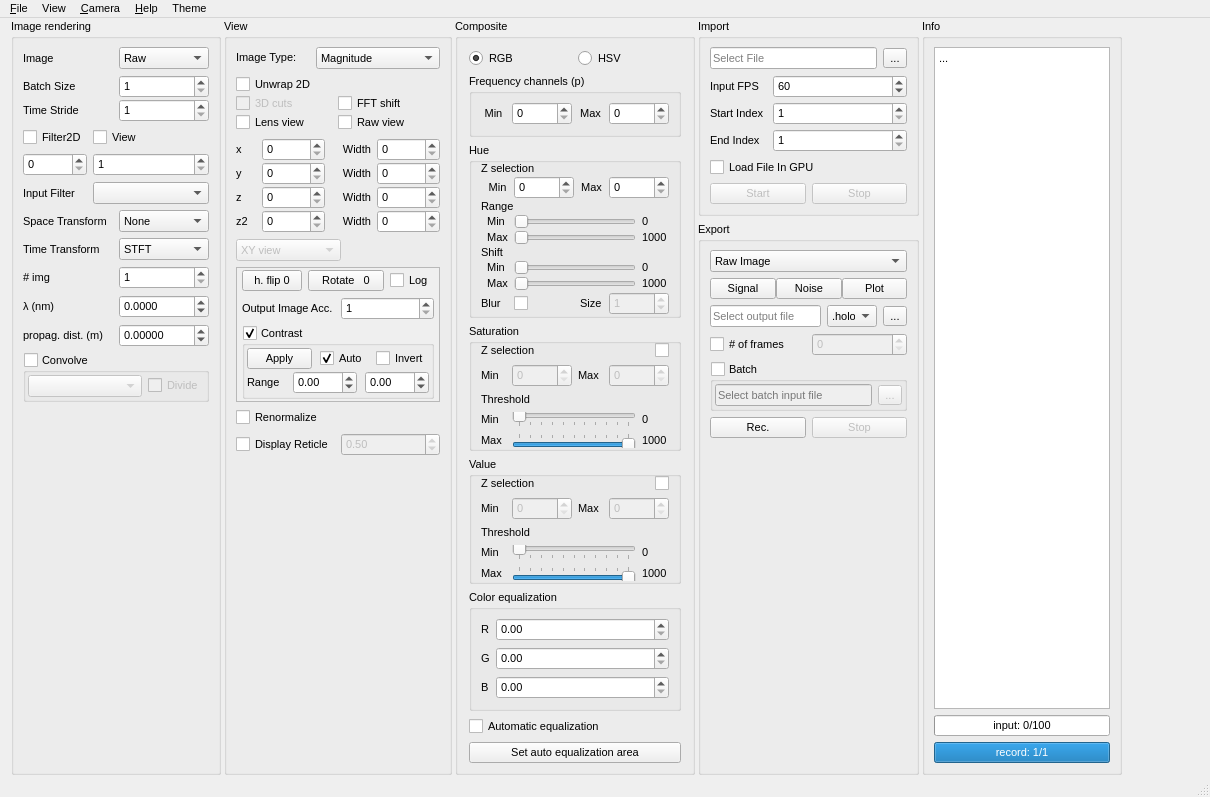
The window that Holovibes/mainwindow.ui (DigitalHolography/Holovibes) describes before a commit, drawn with Qt 5.
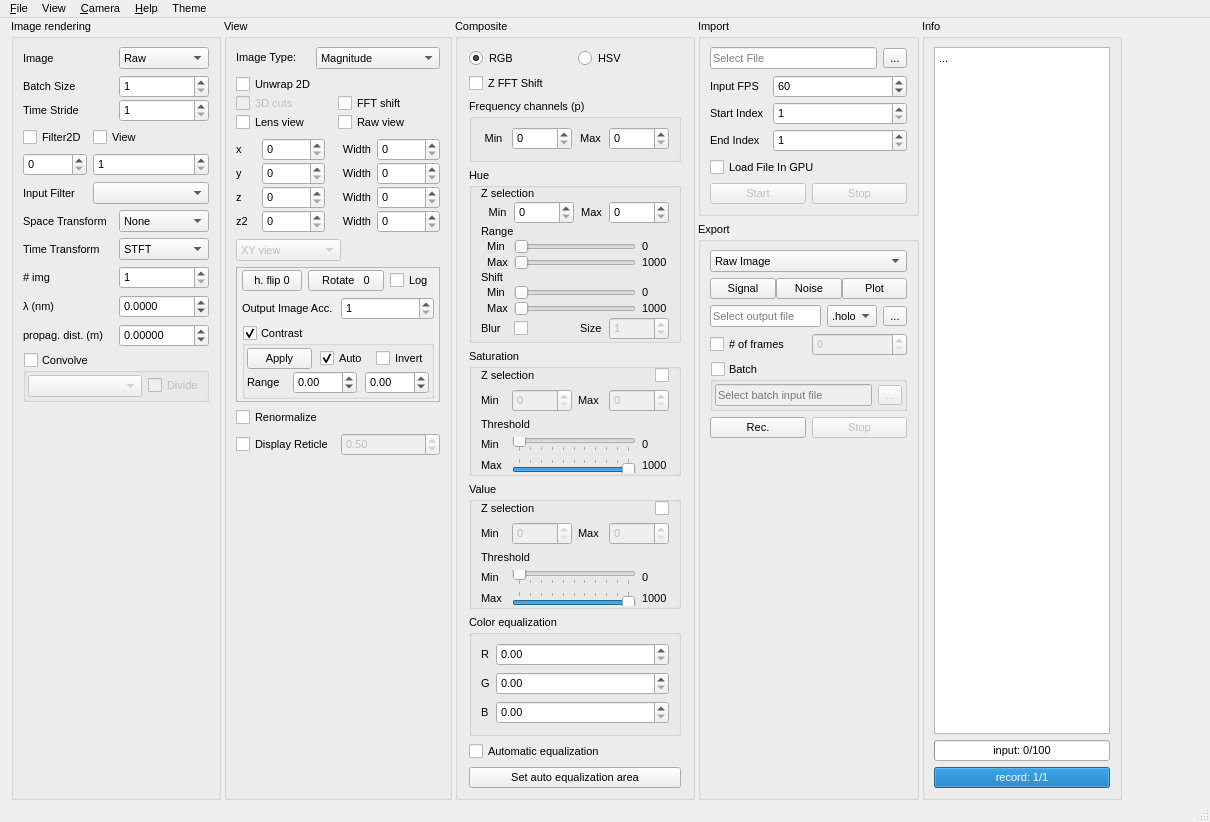
The same window after the commit. Custom widgets are drawn as their Qt base class.

Commit message: add the z fft shift button

What changed in the file:
```diff
--- a/Holovibes/mainwindow.ui
+++ b/Holovibes/mainwindow.ui
@@ -1500,6 +1500,19 @@
            </item>
           </layout>
          </item>
+         <item>
+          <widget class="QCheckBox" name="zFFTShiftCheckBox">
+           <property name="font">
+            <font>
+             <pointsize>8</pointsize>
+             <kerning>true</kerning>
+            </font>
+           </property>
+           <property name="text">
+            <string>Z FFT Shift</string>
+           </property>
+          </widget>
+         </item>
          <item>
           <widget class="QGroupBox" name="groupBox">
            <property name="title">
```
Left out of the diff: 6 changed lines with no effect on the pictures. The commit also changes 11 other files.
